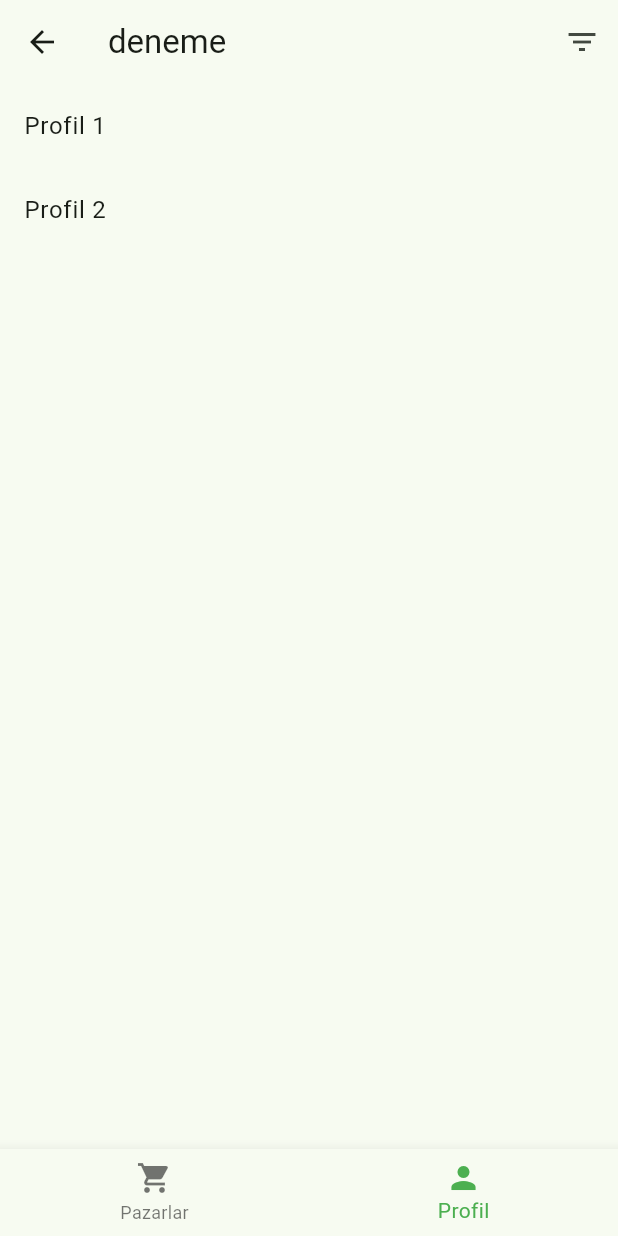
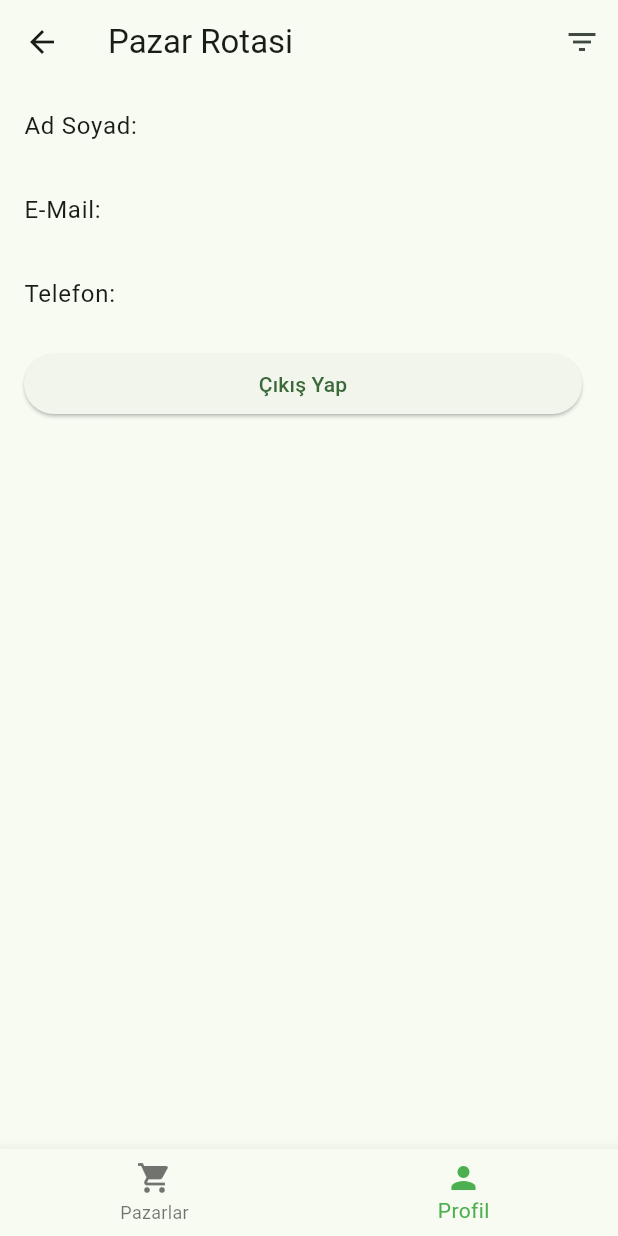
Before and after one commit to furkanhalkan/Bazaar-App-Project, a Flutter app: the HomeScreen screen opened by its route, item 2 of the bottom bar chosen, on a phone screen of 412 x 824 dp. Run offline on Flutter 3.47's test engine with Material 2 defaults, Android fonts, the phone set to English and light mode, and no system bars; our stand-ins replace google_maps_flutter, lottie, shared_preferences; missing offline and left inert: kartal; accounts and stored records are empty; network calls fail.

Commit message:
Login ve Register Apiye Baglandi Profil Sayfasi Hazirlandi ve Apiye Baglandi

```diff
--- a/client/lib/main.dart
+++ b/client/lib/main.dart
@@ -36,7 +36,7 @@ class MyApp extends StatelessWidget {
       ),
       home: SplashScreen(),
       routes: {
-        "/home": (context) => HomeScreen(title: 'deneme'),
+        "/home": (context) => HomeScreen(title: 'Pazar Rotasi'),
         '/login': (context) => LoginPage()
       },
     );
--- a/client/lib/widgets/profile_widget.dart
+++ b/client/lib/widgets/profile_widget.dart
@@ -1,22 +1,79 @@
 import 'package:flutter/material.dart';
-import '../screens/profil.dart';
+import 'package:shared_preferences/shared_preferences.dart';
+import 'dart:convert';
+import 'package:http/http.dart' as http;
 
-class ProfileWidget extends StatelessWidget {
-  final List<Profile> profiles = [
-    Profile('Profil 1'),
-    Profile('Profil 2'),
-    // Diğer profiller...
-  ];
+class Profile {
+  final String name;
+  final String email;
+  final String phone;
+
+  Profile({required this.name, required this.email, required this.phone});
+}
+
+class ProfileWidget extends StatefulWidget {
+  @override
+  _ProfileWidgetState createState() => _ProfileWidgetState();
+}
+
+class _ProfileWidgetState extends State<ProfileWidget> {
+  Profile? profile;
+
+  @override
+  void initState() {
+    super.initState();
+    getUserInfo();
+  }
+
+  Future<void> getUserInfo() async {
+    SharedPreferences prefs = await SharedPreferences.getInstance();
+    String? token = prefs.getString('token');
+    String? user_id = prefs.getString('user_id');
+    final response = await http.get(
+      Uri.parse('http://192.168.56.1:3000/api/profil/profile/$user_id'),
+      headers: {
+        'Authorization': 'Bearer $token',
+      },
+    );
+
+    if (response.statusCode == 200) {
+      Map<String, dynamic> user = json.decode(response.body);
+      setState(() {
+        profile = Profile(
+          name: user['name_surname'],
+          email: user['mail'],
+          phone: user['phone'],
+        );
+      });
+    }
+  }
+
+  Future<void> logout() async {
+    SharedPreferences prefs = await SharedPreferences.getInstance();
+    await prefs.remove('token');
+    Navigator.pushReplacementNamed(context, '/login');
+  }
 
   @override
   Widget build(BuildContext context) {
-    return ListView.builder(
-      itemCount: profiles.length,
-      itemBuilder: (context, index) {
-        return ListTile(
-          title: Text(profiles[index].title),
-        );
-      },
+    return ListView(
+      children: <Widget>[
+        ListTile(
+          title: Text('Ad Soyad: ${profile?.name ?? ''}'),
+        ),
+        ListTile(
+          title: Text('E-Mail: ${profile?.email ?? ''}'),
+        ),
+        ListTile(
+          title: Text('Telefon: ${profile?.phone ?? ''}'),
+        ),
+        ListTile(
+          title: ElevatedButton(
+            child: Text('Çıkış Yap'),
+            onPressed: logout,
+          ),
+        ),
+      ],
     );
   }
 }
```
Also changed, not shown: client/lib/screens/LoginPage.dart (+26 -9 lines), client/lib/widgets/RegisterPage.dart (+33 -6 lines), 4 other files.
